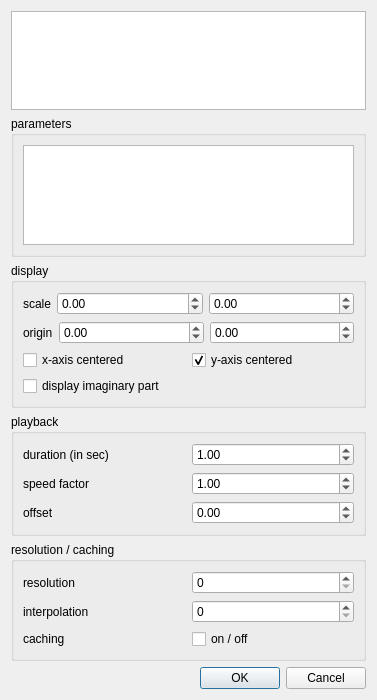
Old version of the form src/view/ui/functiondisplayoptions.ui in the repository EsGeh/function-graph-explorer.
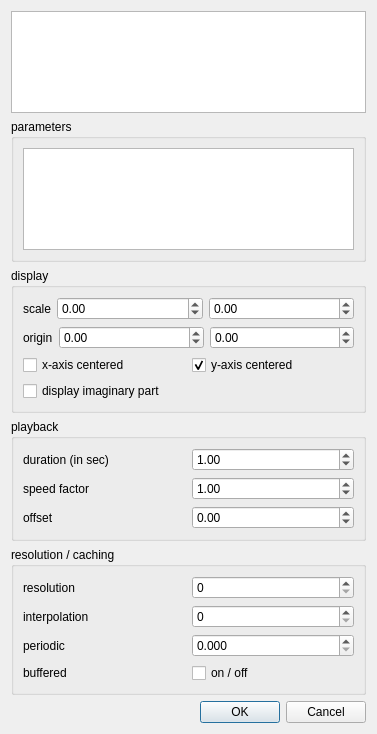
New version of the form.

Commit message: buffering: only fctns marked as periodic. audio uses buffer too.

```diff
--- a/src/view/ui/functiondisplayoptions.ui
+++ b/src/view/ui/functiondisplayoptions.ui
@@ -7,7 +7,7 @@
     <x>0</x>
     <y>0</y>
     <width>377</width>
-    <height>700</height>
+    <height>734</height>
    </rect>
   </property>
   <property name="windowTitle">
@@ -299,6 +299,33 @@
         </item>
        </layout>
       </item>
+      <item>
+       <layout class="QHBoxLayout" name="horizontalLayout_20" stretch="0,0">
+        <property name="sizeConstraint">
+         <enum>QLayout::SizeConstraint::SetMinimumSize</enum>
+        </property>
+        <item>
+         <widget class="QLabel" name="label_14">
+          <property name="text">
+           <string>periodic</string>
+          </property>
+         </widget>
+        </item>
+        <item>
+         <widget class="QDoubleSpinBox" name="periodic">
+          <property name="enabled">
+           <bool>true</bool>
+          </property>
+          <property name="decimals">
+           <number>3</number>
+          </property>
+          <property name="maximum">
+           <double>44100.000000000000000</double>
+          </property>
+         </widget>
+        </item>
+       </layout>
+      </item>
       <item>
        <layout class="QHBoxLayout" name="horizontalLayout_18" stretch="0,0">
         <property name="sizeConstraint">
@@ -307,7 +334,7 @@
         <item>
          <widget class="QLabel" name="label_12">
           <property name="text">
-           <string>caching</string>
+           <string>buffered</string>
           </property>
          </widget>
         </item>
```
Left out of the diff: 14 changed lines with no effect on the pictures. The commit also changes 7 other files.
